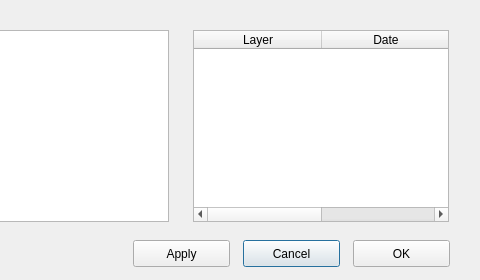
Above: settings.ui from kevinaubert/ChangementViewer before the change; both pictures show x 217 to 697 and y 0 to 280 of the 697 by 280 pixel window. Below: the same form after it.
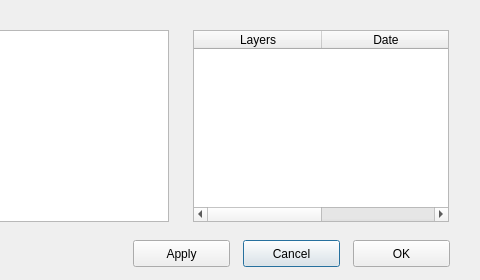
That is the form after the change.

```diff
--- a/settings.ui
+++ b/settings.ui
@@ -95,12 +95,18 @@
    <attribute name="horizontalHeaderDefaultSectionSize">
     <number>128</number>
    </attribute>
+   <attribute name="horizontalHeaderHighlightSections">
+    <bool>true</bool>
+   </attribute>
+   <attribute name="horizontalHeaderShowSortIndicator" stdset="0">
+    <bool>true</bool>
+   </attribute>
    <attribute name="horizontalHeaderStretchLastSection">
     <bool>true</bool>
    </attribute>
    <column>
     <property name="text">
-     <string>Layer</string>
+     <string>Layers</string>
     </property>
    </column>
    <column>
```
